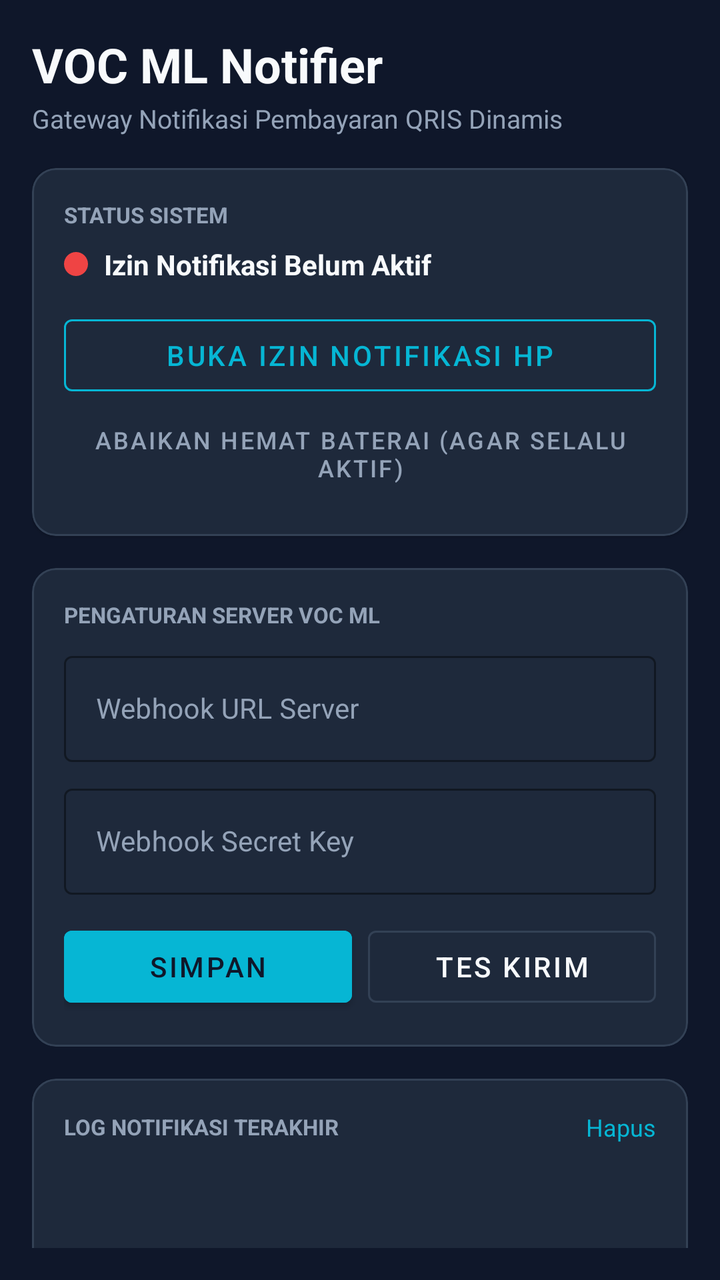
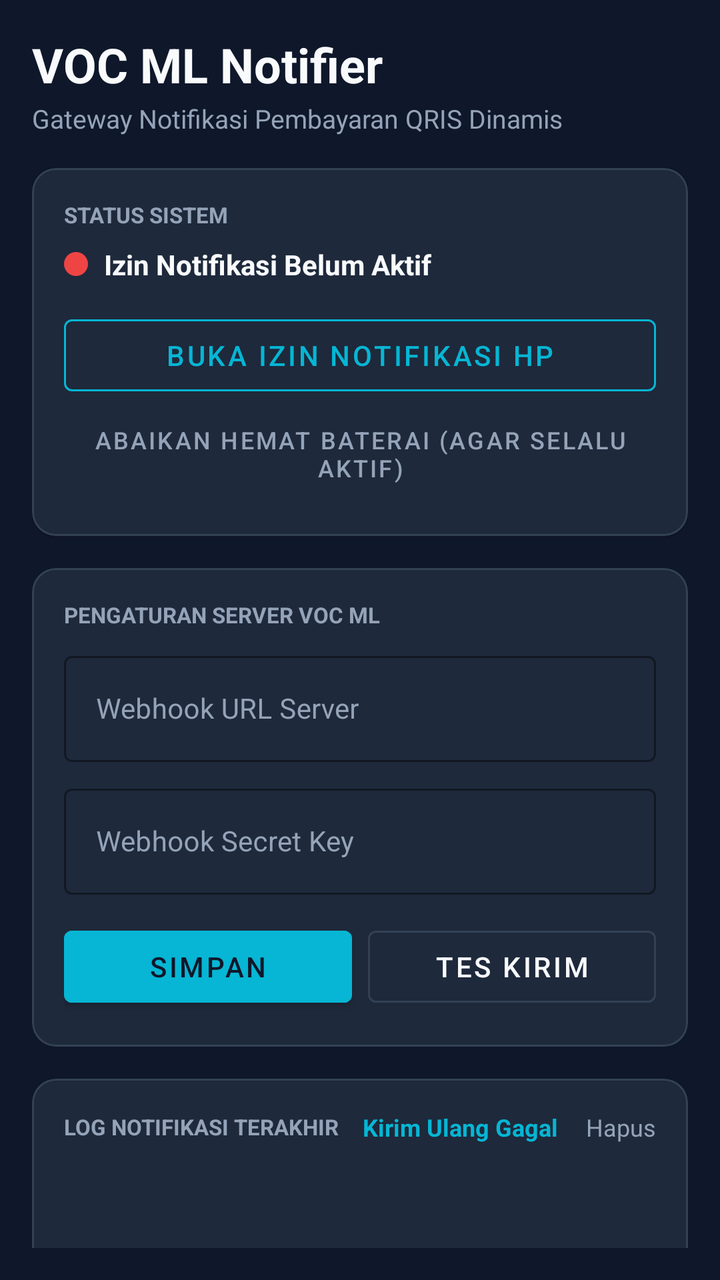

An Android layout rendered at two revisions. The XML below is the earlier revision; the diff shows what the commit changed to produce the second picture.
<!-- AndroidManifest.xml: application theme Theme.VOCMLNotifier -->
<!-- res/layout/activity_main.xml -->
<?xml version="1.0" encoding="utf-8"?>
<androidx.coordinatorlayout.widget.CoordinatorLayout 
    xmlns:android="http://schemas.android.com/apk/res/android"
    xmlns:app="http://schemas.android.com/apk/res-auto"
    android:layout_width="match_parent"
    android:layout_height="match_parent"
    android:background="@color/bg_dark">

    <androidx.core.widget.NestedScrollView
        android:layout_width="match_parent"
        android:layout_height="match_parent"
        android:fillViewport="true"
        android:padding="16dp">

        <LinearLayout
            android:layout_width="match_parent"
            android:layout_height="wrap_content"
            android:orientation="vertical">

            
            <TextView
                android:layout_width="wrap_content"
                android:layout_height="wrap_content"
                android:text="VOC ML Notifier"
                android:textColor="@color/text_white"
                android:textSize="24sp"
                android:textStyle="bold" />

            <TextView
                android:layout_width="wrap_content"
                android:layout_height="wrap_content"
                android:layout_marginTop="2dp"
                android:text="Gateway Notifikasi Pembayaran QRIS Dinamis"
                android:textColor="@color/text_muted"
                android:textSize="13sp" />

            
            <com.google.android.material.card.MaterialCardView
                android:layout_width="match_parent"
                android:layout_height="wrap_content"
                android:layout_marginTop="16dp"
                app:cardBackgroundColor="@color/card_dark"
                app:cardCornerRadius="12dp"
                app:strokeColor="@color/border_card"
                app:strokeWidth="1dp">

                <LinearLayout
                    android:layout_width="match_parent"
                    android:layout_height="wrap_content"
                    android:orientation="vertical"
                    android:padding="16dp">

                    <TextView
                        android:layout_width="wrap_content"
                        android:layout_height="wrap_content"
                        android:text="STATUS SISTEM"
                        android:textColor="@color/text_muted"
                        android:textSize="11sp"
                        android:textStyle="bold" />

                    <LinearLayout
                        android:layout_width="match_parent"
                        android:layout_height="wrap_content"
                        android:layout_marginTop="8dp"
                        android:gravity="center_vertical"
                        android:orientation="horizontal">

                        <View
                            android:id="@+id/viewStatusDot"
                            android:layout_width="12dp"
                            android:layout_height="12dp"
                            android:background="@drawable/circle_red" />

                        <TextView
                            android:id="@+id/tvStatusText"
                            android:layout_width="wrap_content"
                            android:layout_height="wrap_content"
                            android:layout_marginStart="8dp"
                            android:text="Izin Notifikasi Belum Aktif"
                            android:textColor="@color/text_white"
                            android:textSize="14sp"
                            android:textStyle="bold" />
                    </LinearLayout>

                    <com.google.android.material.button.MaterialButton
                        android:id="@+id/btnGrantPermission"
                        style="@style/Widget.MaterialComponents.Button.OutlinedButton"
                        android:layout_width="match_parent"
                        android:layout_height="wrap_content"
                        android:layout_marginTop="12dp"
                        android:text="Buka Izin Notifikasi HP"
                        android:textColor="@color/primary"
                        app:strokeColor="@color/primary" />

                    <com.google.android.material.button.MaterialButton
                        android:id="@+id/btnBatteryOpt"
                        style="@style/Widget.MaterialComponents.Button.TextButton"
                        android:layout_width="match_parent"
                        android:layout_height="wrap_content"
                        android:text="Abaikan Hemat Baterai (Agar Selalu Aktif)"
                        android:textColor="@color/text_muted"
                        android:textSize="12sp" />

                </LinearLayout>
            </com.google.android.material.card.MaterialCardView>

            
            <com.google.android.material.card.MaterialCardView
                android:layout_width="match_parent"
                android:layout_height="wrap_content"
                android:layout_marginTop="16dp"
                app:cardBackgroundColor="@color/card_dark"
                app:cardCornerRadius="12dp"
                app:strokeColor="@color/border_card"
                app:strokeWidth="1dp">

                <LinearLayout
                    android:layout_width="match_parent"
                    android:layout_height="wrap_content"
                    android:orientation="vertical"
                    android:padding="16dp">

                    <TextView
                        android:layout_width="wrap_content"
                        android:layout_height="wrap_content"
                        android:text="PENGATURAN SERVER VOC ML"
                        android:textColor="@color/text_muted"
                        android:textSize="11sp"
                        android:textStyle="bold" />

                    <com.google.android.material.textfield.TextInputLayout
                        style="@style/Widget.MaterialComponents.TextInputLayout.OutlinedBox"
                        android:layout_width="match_parent"
                        android:layout_height="wrap_content"
                        android:layout_marginTop="8dp"
                        android:hint="Webhook URL Server"
                        android:textColorHint="@color/text_muted"
                        app:boxStrokeColor="@color/primary"
                        app:hintTextColor="@color/primary">

                        <com.google.android.material.textfield.TextInputEditText
                            android:id="@+id/etServerUrl"
                            android:layout_width="match_parent"
                            android:layout_height="wrap_content"
                            android:inputType="textUri"
                            android:textColor="@color/text_white"
                            android:textSize="14sp" />
                    </com.google.android.material.textfield.TextInputLayout>

                    <com.google.android.material.textfield.TextInputLayout
                        style="@style/Widget.MaterialComponents.TextInputLayout.OutlinedBox"
                        android:layout_width="match_parent"
                        android:layout_height="wrap_content"
                        android:layout_marginTop="8dp"
                        android:hint="Webhook Secret Key"
                        android:textColorHint="@color/text_muted"
                        app:boxStrokeColor="@color/primary"
                        app:hintTextColor="@color/primary">

                        <com.google.android.material.textfield.TextInputEditText
                            android:id="@+id/etSecretKey"
                            android:layout_width="match_parent"
                            android:layout_height="wrap_content"
                            android:inputType="textPassword"
                            android:textColor="@color/text_white"
                            android:textSize="14sp" />
                    </com.google.android.material.textfield.TextInputLayout>

                    <LinearLayout
                        android:layout_width="match_parent"
                        android:layout_height="wrap_content"
                        android:layout_marginTop="12dp"
                        android:orientation="horizontal">

                        <com.google.android.material.button.MaterialButton
                            android:id="@+id/btnSaveConfig"
                            android:layout_width="0dp"
                            android:layout_height="wrap_content"
                            android:layout_weight="1"
                            android:backgroundTint="@color/primary"
                            android:text="Simpan"
                            android:textColor="@color/bg_dark" />

                        <Space
                            android:layout_width="8dp"
                            android:layout_height="wrap_content" />

                        <com.google.android.material.button.MaterialButton
                            android:id="@+id/btnTestWebhook"
                            style="@style/Widget.MaterialComponents.Button.OutlinedButton"
                            android:layout_width="0dp"
                            android:layout_height="wrap_content"
                            android:layout_weight="1"
                            android:text="Tes Kirim"
                            android:textColor="@color/text_white"
                            app:strokeColor="@color/border_card" />

                    </LinearLayout>

                </LinearLayout>
            </com.google.android.material.card.MaterialCardView>

            
            <com.google.android.material.card.MaterialCardView
                android:layout_width="match_parent"
                android:layout_height="wrap_content"
                android:layout_marginTop="16dp"
                android:layout_marginBottom="24dp"
                app:cardBackgroundColor="@color/card_dark"
                app:cardCornerRadius="12dp"
                app:strokeColor="@color/border_card"
                app:strokeWidth="1dp">

                <LinearLayout
                    android:layout_width="match_parent"
                    android:layout_height="wrap_content"
                    android:orientation="vertical"
                    android:padding="16dp">

                    <RelativeLayout
                        android:layout_width="match_parent"
                        android:layout_height="wrap_content">

                        <TextView
                            android:layout_width="wrap_content"
                            android:layout_height="wrap_content"
                            android:layout_centerVertical="true"
                            android:text="LOG NOTIFIKASI TERAKHIR"
                            android:textColor="@color/text_muted"
                            android:textSize="11sp"
                            android:textStyle="bold" />

                        <TextView
                            android:id="@+id/btnClearLogs"
                            android:layout_width="wrap_content"
                            android:layout_height="wrap_content"
                            android:layout_alignParentEnd="true"
                            android:text="Hapus"
                            android:textColor="@color/primary"
                            android:textSize="12sp" />
                    </RelativeLayout>

                    <androidx.recyclerview.widget.RecyclerView
                        android:id="@+id/rvLogs"
                        android:layout_width="match_parent"
                        android:layout_height="220dp"
                        android:layout_marginTop="12dp"
                        android:overScrollMode="never" />

                </LinearLayout>
            </com.google.android.material.card.MaterialCardView>

        </LinearLayout>
    </androidx.core.widget.NestedScrollView>

</androidx.coordinatorlayout.widget.CoordinatorLayout>
<!-- resources referenced by this layout -->
<resources>
  <color name="bg_dark">#0F172A</color>
  <color name="border_card">#334155</color>
  <color name="card_dark">#1E293B</color>
  <color name="primary">#06B6D4</color>
  <color name="text_muted">#94A3B8</color>
  <color name="text_white">#F8FAFC</color>
  <!-- drawable circle_red (drawable) -->
  <?xml version="1.0" encoding="utf-8"?>
  <shape xmlns:android="http://schemas.android.com/apk/res/android"
      android:shape="oval">
      <solid android:color="@color/accent_red" />
      <size android:width="12dp" android:height="12dp" />
  </shape>
  <style name="Theme.VOCMLNotifier" parent="Theme.MaterialComponents.DayNight.NoActionBar">
          <item name="colorPrimary">@color/primary</item>
          <item name="colorPrimaryVariant">@color/primary_variant</item>
          <item name="colorOnPrimary">@color/bg_dark</item>
          <item name="android:statusBarColor">@color/bg_dark</item>
          <item name="android:windowBackground">@color/bg_dark</item>
      </style>
  <color name="accent_red">#EF4444</color>
  <color name="primary_variant">#0891B2</color>
</resources>

<!-- the commit's change to res/layout/activity_main.xml (unified diff, before → after) -->
@@ -231,12 +231,25 @@
                             android:textStyle="bold" />
 
                         <TextView
+                            android:id="@+id/btnRetryFailed"
+                            android:layout_width="wrap_content"
+                            android:layout_height="wrap_content"
+                            android:layout_centerVertical="true"
+                            android:layout_marginEnd="14dp"
+                            android:layout_toStartOf="@id/btnClearLogs"
+                            android:text="Kirim Ulang Gagal"
+                            android:textColor="@color/primary"
+                            android:textSize="12sp"
+                            android:textStyle="bold" />
+
+                        <TextView
                             android:id="@+id/btnClearLogs"
                             android:layout_width="wrap_content"
                             android:layout_height="wrap_content"
                             android:layout_alignParentEnd="true"
+                            android:layout_centerVertical="true"
                             android:text="Hapus"
-                            android:textColor="@color/primary"
+                            android:textColor="@color/text_muted"
                             android:textSize="12sp" />
                     </RelativeLayout>
 
